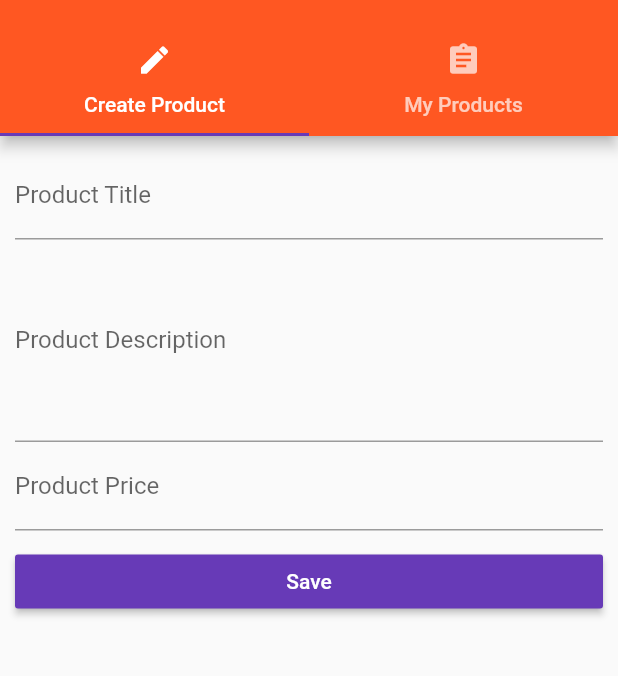
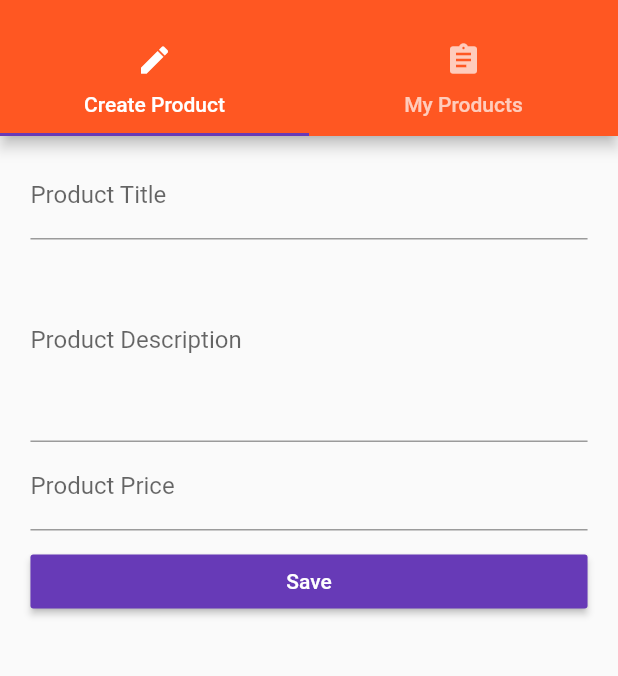
Before and after one commit to bad-logic/flutter_first_app, a Flutter app: the ProductsAdminPage screen opened by its route, on a phone screen of 412 x 824 dp, the part 59-735 px from its top. Run offline on Flutter 3.47's test engine with Material 2 defaults, Android fonts, the phone set to English and light mode, and no system bars.

Commit message:
using media queries

```diff
--- a/lib/pages/product_create.dart
+++ b/lib/pages/product_create.dart
@@ -54,9 +54,15 @@ class _ProductCreatePageState extends State<ProductCreatePage> {
 
   @override
   Widget build(BuildContext context) {
+    final double deviceWidth = MediaQuery.of(context).size.width; // getting the device current width
+
+    final double finalDeviceWidth = deviceWidth > 768.0 ? 450.0 : deviceWidth * 0.95;
+    final double finalPadding = deviceWidth - finalDeviceWidth;
+
     return Container(
       margin: EdgeInsets.all(10.0),
-      child: ListView(
+      child: ListView( // listview items always take the full available space by default
+        padding:EdgeInsets.symmetric(horizontal:finalPadding/2,), // adding padding restricts the listView from using full width
         children: <Widget>[
           _buildTitleTextField(),
           _buildDescriptionTextField(),
```
Also changed, not shown: lib/pages/auth.dart (+17 -12 lines).
